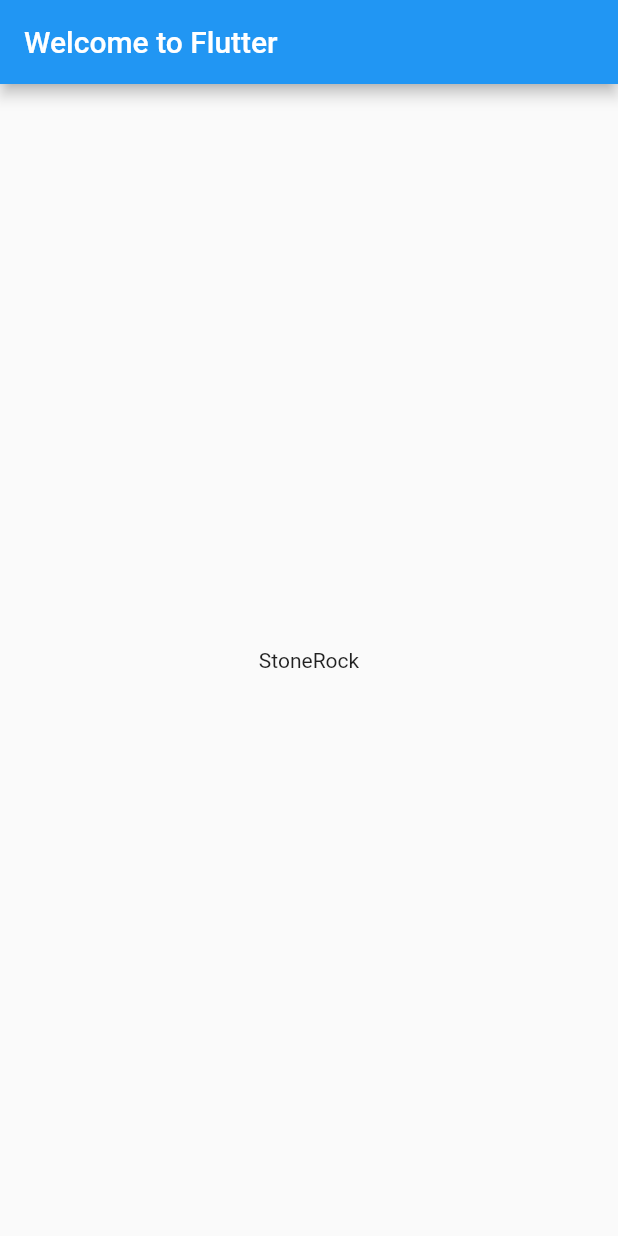
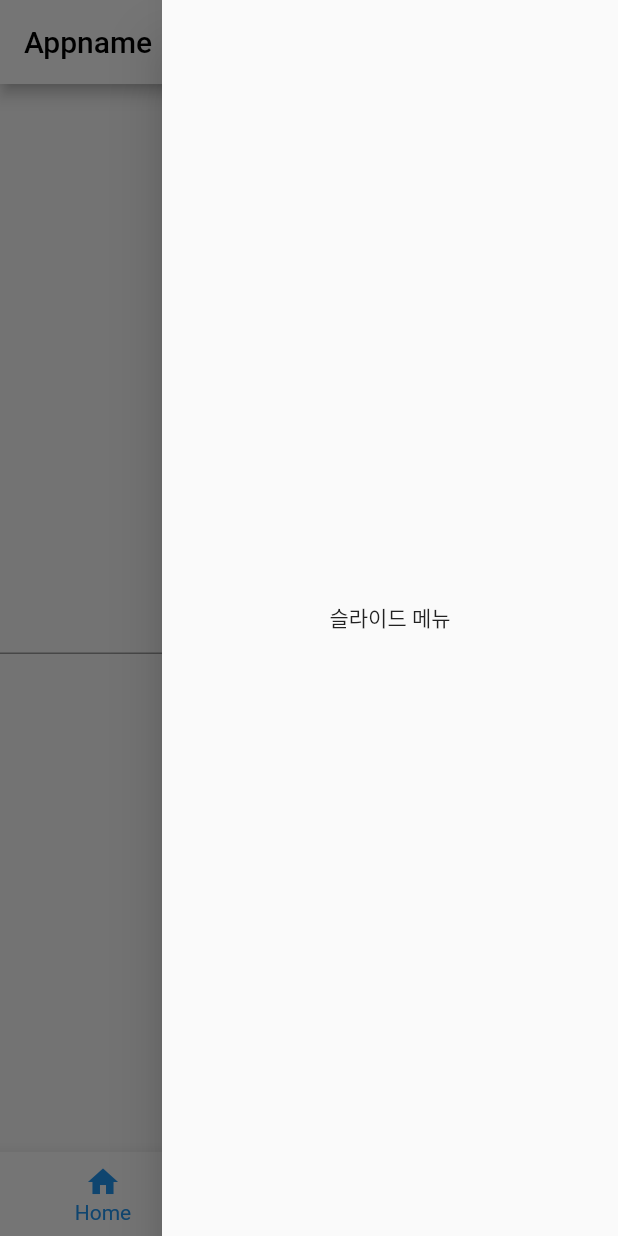
Before and after one commit to Chord-West/FlutterStudy, a Flutter app: the screen it shows after launch, with the side drawer open (before the commit the screen has no drawer), on a phone screen of 412 x 824 dp. Run offline on Flutter 3.47's test engine with Material 2 defaults, Android fonts, the phone set to English and light mode, and no system bars.

Commit message:
study flutter lifecycle and scaffold

```diff
--- a/flutter_app/lib/main.dart
+++ b/flutter_app/lib/main.dart
@@ -1,36 +1,73 @@
-import 'dart:math';
-
 import 'package:flutter/material.dart';
-import 'package:english_words/english_words.dart';
 
 void main() => runApp(MyApp());
-
-class RandomWordsState extends State<RandomWords> {
-  @override
-  Widget build(BuildContext context) {
-    final wordPair = WordPair.random();
-    return Text(wordPair.asPascalCase);
-  }
-}
-
-class RandomWords extends StatefulWidget {
-  @override
-  RandomWordsState createState() => RandomWordsState();
-}
 
 class MyApp extends StatelessWidget {
   @override
   Widget build(BuildContext context) {
-    final wordPair = WordPair.random();
     return MaterialApp(
-      title: 'Welcome to Flutter',
-      home: Scaffold(
-        appBar: AppBar(
-          title: Text('Welcome to Flutter'),
+      title: 'Flutter Demo',
+      theme: ThemeData(
+        primarySwatch: Colors.blue,
+        visualDensity: VisualDensity.adaptivePlatformDensity,
+      ),
+      home: ScaffoldSample(),
+    );
+  }
+}
+
+class ScaffoldSample extends StatefulWidget {
+  @override
+  _ScaffoldSampleState createState() => _ScaffoldSampleState();
+}
+
+class _ScaffoldSampleState extends State<ScaffoldSample> {
+  @override
+  Widget build(BuildContext context) {
+    return Scaffold(
+      // 상단 앱 바
+      appBar: AppBar(
+        title: Text(
+          'Appname',
+          style: TextStyle(color: Colors.black),
         ),
-        body: Center(
-          child: RandomWords(),
+        backgroundColor: Colors.white,
+        iconTheme: IconThemeData(color: Colors.green),
+      ),
+
+      body: Center(
+        child: TextField(),
+      ),
+      endDrawer: Drawer(
+        child: Center(
+          child: Text("슬라이드 메뉴"),
         ),
+      ),
+      //  옆으로 밀기로 햄버거 바 메뉴 열기 불가능
+
+      drawerEnableOpenDragGesture: false,
+      endDrawerEnableOpenDragGesture: false,
+
+      resizeToAvoidBottomInset: false, // 밑에 키보드가 열릴 때 floating 버튼이 안따라옴
+      floatingActionButton: FloatingActionButton(
+        child: Icon(Icons.edit),
+        backgroundColor: Colors.green,
+        onPressed: () {
+          print("click edit button");
+        },
+      ),
+
+      bottomNavigationBar: BottomNavigationBar(
+        currentIndex: 0,
+        onTap: (index) {
+          print(index);
+        },
+        backgroundColor: Colors.white,
+        items: <BottomNavigationBarItem>[
+          BottomNavigationBarItem(icon: Icon(Icons.home), label: "Home"),
+          BottomNavigationBarItem(icon: Icon(Icons.mail), label: "Messages"),
+          BottomNavigationBarItem(icon: Icon(Icons.person), label: "Profile"),
+        ],
       ),
     );
   }
```
